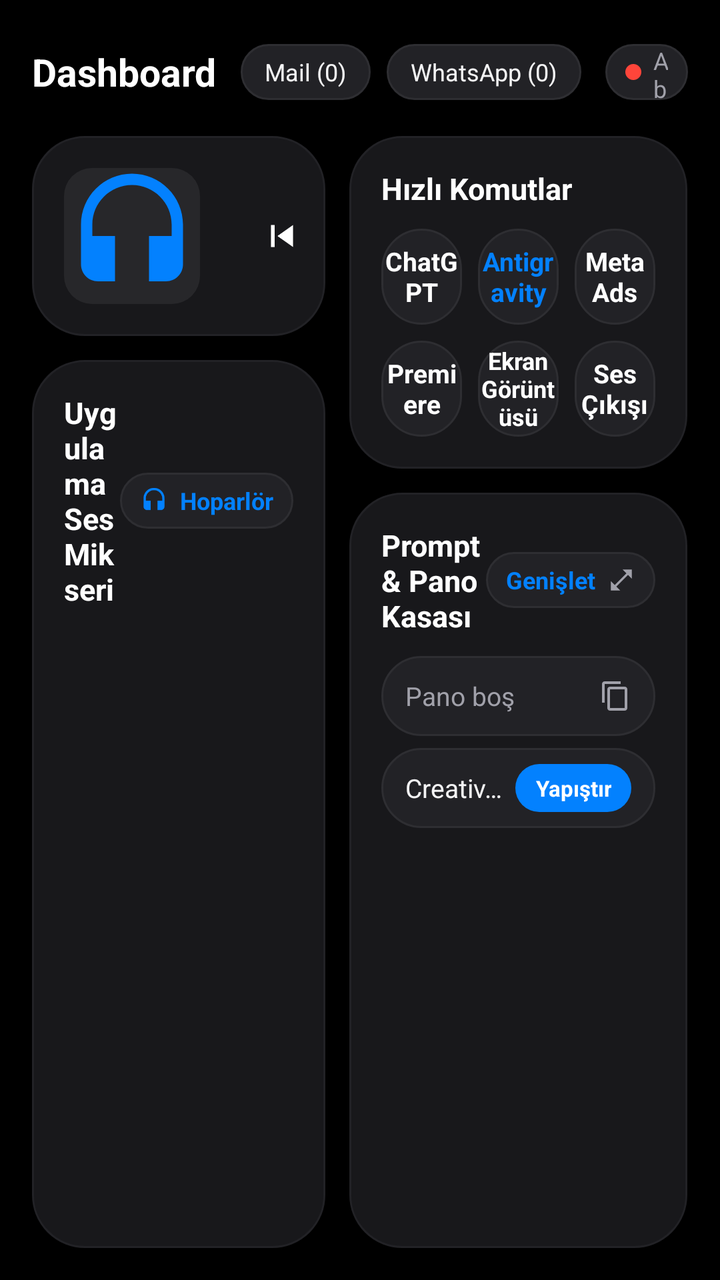
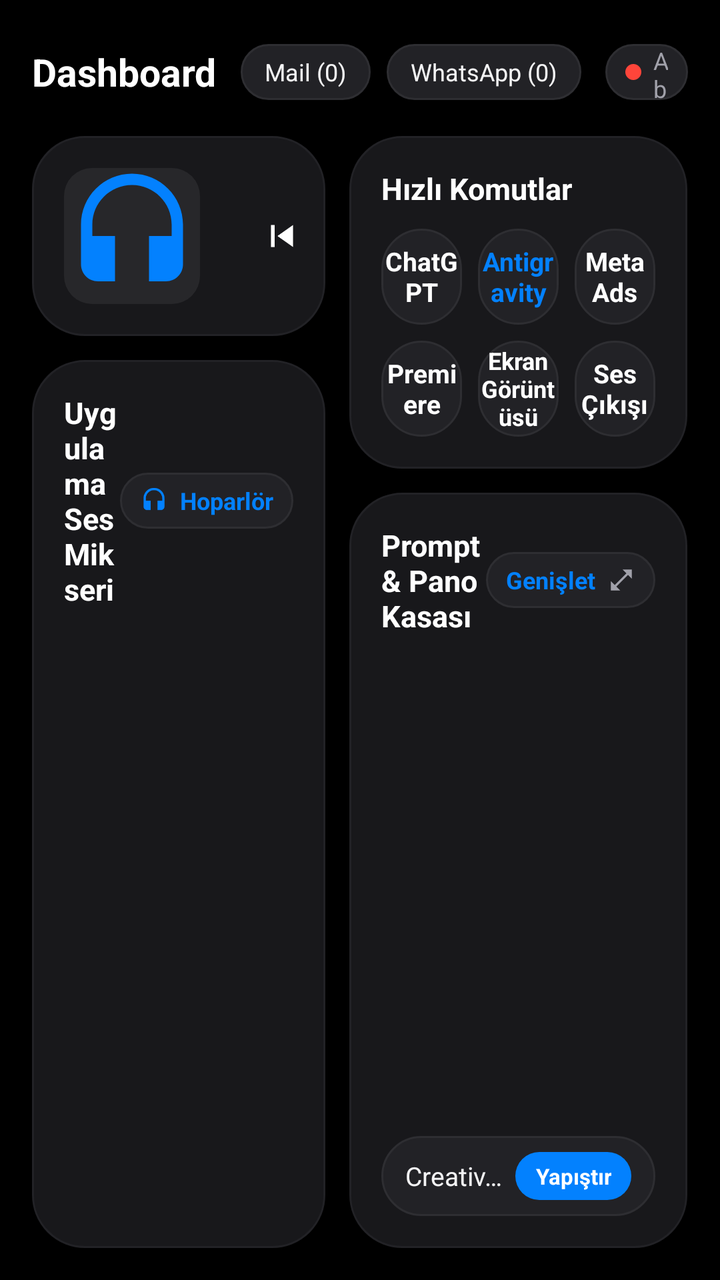

Two renders of the same Android screen: before a commit and after it. Below are the layout's source before the change and the commit's diff.
<!-- AndroidManifest.xml: application theme Theme.DockPad.OneUI7 -->
<!-- res/layout/screen_dashboard.xml -->
<?xml version="1.0" encoding="utf-8"?>
<LinearLayout xmlns:android="http://schemas.android.com/apk/res/android"
    android:id="@+id/dashboardRoot"
    android:layout_width="match_parent"
    android:layout_height="match_parent"
    android:background="@color/bg_black"
    android:orientation="vertical"
    android:padding="16dp">

    
    <LinearLayout
        android:layout_width="match_parent"
        android:layout_height="40dp"
        android:gravity="center_vertical"
        android:orientation="horizontal">

        <TextView
            android:layout_width="wrap_content"
            android:layout_height="wrap_content"
            android:layout_marginEnd="12dp"
            android:text="@string/dashboard_title"
            android:textColor="@color/text_primary"
            android:textSize="19sp"
            android:textStyle="bold" />

        <TextView
            android:id="@+id/pillDashMail"
            android:layout_width="wrap_content"
            android:layout_height="28dp"
            android:layout_marginEnd="8dp"
            android:background="@drawable/bg_pill_dark"
            android:gravity="center"
            android:paddingHorizontal="12dp"
            android:text="Mail (0)"
            android:textColor="@color/text_primary_soft"
            android:textSize="12sp" />

        <TextView
            android:id="@+id/pillDashWhatsapp"
            android:layout_width="wrap_content"
            android:layout_height="28dp"
            android:layout_marginEnd="12dp"
            android:background="@drawable/bg_pill_dark"
            android:gravity="center"
            android:paddingHorizontal="12dp"
            android:text="WhatsApp (0)"
            android:textColor="@color/text_primary_soft"
            android:textSize="12sp" />

        
        <LinearLayout
            android:id="@+id/pillDashConnection"
            android:layout_width="wrap_content"
            android:layout_height="28dp"
            android:background="@drawable/bg_pill_dark"
            android:gravity="center_vertical"
            android:orientation="horizontal"
            android:paddingHorizontal="10dp">

            <View
                android:id="@+id/dotDashConnection"
                android:layout_width="8dp"
                android:layout_height="8dp"
                android:layout_marginEnd="6dp"
                android:background="@drawable/dot_red" />

            <TextView
                android:id="@+id/tvDashConnection"
                android:layout_width="wrap_content"
                android:layout_height="wrap_content"
                android:text="Abra A7"
                android:textColor="@color/text_secondary"
                android:textSize="12sp" />
        </LinearLayout>

        <View
            android:layout_width="0dp"
            android:layout_height="1dp"
            android:layout_weight="1" />

        
        <LinearLayout
            android:id="@+id/btnDashTelemetry"
            android:layout_width="wrap_content"
            android:layout_height="30dp"
            android:layout_marginEnd="12dp"
            android:background="@drawable/bg_pill_dark"
            android:gravity="center_vertical"
            android:orientation="horizontal"
            android:paddingHorizontal="12dp">

            <TextView
                android:id="@+id/tvDashCpu"
                android:layout_width="wrap_content"
                android:layout_height="wrap_content"
                android:layout_marginEnd="10dp"
                android:text="CPU 0%"
                android:textColor="@color/samsung_blue"
                android:textSize="12sp"
                android:textStyle="bold" />

            <TextView
                android:id="@+id/tvDashRam"
                android:layout_width="wrap_content"
                android:layout_height="wrap_content"
                android:text="RAM 0%"
                android:textColor="@color/text_primary_soft"
                android:textSize="12sp"
                android:textStyle="bold" />
        </LinearLayout>

        <TextView
            android:id="@+id/tvDashClock"
            android:layout_width="wrap_content"
            android:layout_height="wrap_content"
            android:layout_marginEnd="12dp"
            android:text="01:48"
            android:textColor="@color/text_primary"
            android:textSize="15sp"
            android:textStyle="bold" />

        <ImageView
            android:id="@+id/btnDashStandby"
            android:layout_width="28dp"
            android:layout_height="28dp"
            android:layout_marginEnd="6dp"
            android:padding="4dp"
            android:src="@drawable/ic_clock" />

        <ImageView
            android:id="@+id/btnDashSettings"
            android:layout_width="28dp"
            android:layout_height="28dp"
            android:padding="4dp"
            android:src="@drawable/ic_settings" />
    </LinearLayout>

    
    <LinearLayout
        android:layout_width="match_parent"
        android:layout_height="0dp"
        android:layout_marginTop="12dp"
        android:layout_weight="1"
        android:orientation="horizontal">

        
        <LinearLayout
            android:layout_width="0dp"
            android:layout_height="match_parent"
            android:layout_marginEnd="12dp"
            android:layout_weight="1"
            android:orientation="vertical">

            
            <LinearLayout
                android:layout_width="match_parent"
                android:layout_height="wrap_content"
                android:layout_marginBottom="12dp"
                android:background="@drawable/bg_card_primary"
                android:gravity="center_vertical"
                android:orientation="horizontal"
                android:padding="16dp">

                <ImageView
                    android:id="@+id/ivDashAlbumArt"
                    android:layout_width="68dp"
                    android:layout_height="68dp"
                    android:background="@drawable/bg_album_placeholder"
                    android:scaleType="centerCrop"
                    android:src="@drawable/ic_headphones" />

                <LinearLayout
                    android:layout_width="0dp"
                    android:layout_height="wrap_content"
                    android:layout_marginStart="14dp"
                    android:layout_marginEnd="8dp"
                    android:layout_weight="1"
                    android:orientation="vertical">

                    <TextView
                        android:id="@+id/tvDashMediaTitle"
                        android:layout_width="wrap_content"
                        android:layout_height="wrap_content"
                        android:ellipsize="end"
                        android:maxLines="1"
                        android:text="@string/no_media"
                        android:textColor="@color/text_primary"
                        android:textSize="16sp"
                        android:textStyle="bold" />

                    <TextView
                        android:id="@+id/tvDashMediaArtist"
                        android:layout_width="wrap_content"
                        android:layout_height="wrap_content"
                        android:layout_marginTop="2dp"
                        android:ellipsize="end"
                        android:maxLines="1"
                        android:text="Monster Abra A7"
                        android:textColor="@color/text_secondary"
                        android:textSize="13sp" />
                </LinearLayout>

                <ImageView
                    android:id="@+id/btnDashPrev"
                    android:layout_width="38dp"
                    android:layout_height="38dp"
                    android:padding="8dp"
                    android:src="@drawable/ic_prev" />

                <ImageView
                    android:id="@+id/btnDashPlayPause"
                    android:layout_width="44dp"
                    android:layout_height="44dp"
                    android:layout_marginHorizontal="4dp"
                    android:background="@drawable/bg_pill_blue"
                    android:padding="10dp"
                    android:src="@drawable/ic_play" />

                <ImageView
                    android:id="@+id/btnDashNext"
                    android:layout_width="38dp"
                    android:layout_height="38dp"
                    android:padding="8dp"
                    android:src="@drawable/ic_next" />
            </LinearLayout>

            
            <LinearLayout
                android:layout_width="match_parent"
                android:layout_height="0dp"
                android:layout_weight="1"
                android:background="@drawable/bg_card_primary"
                android:orientation="vertical"
                android:padding="16dp">

                <LinearLayout
                    android:layout_width="match_parent"
                    android:layout_height="wrap_content"
                    android:layout_marginBottom="10dp"
                    android:gravity="center_vertical"
                    android:orientation="horizontal">

                    <TextView
                        android:layout_width="0dp"
                        android:layout_height="wrap_content"
                        android:layout_weight="1"
                        android:text="@string/audio_mixer"
                        android:textColor="@color/text_primary"
                        android:textSize="15sp"
                        android:textStyle="bold" />

                    <LinearLayout
                        android:id="@+id/btnDashAudioOutput"
                        android:layout_width="wrap_content"
                        android:layout_height="28dp"
                        android:background="@drawable/bg_pill_dark"
                        android:gravity="center_vertical"
                        android:orientation="horizontal"
                        android:paddingHorizontal="10dp">

                        <ImageView
                            android:layout_width="14dp"
                            android:layout_height="14dp"
                            android:layout_marginEnd="6dp"
                            android:src="@drawable/ic_headphones" />

                        <TextView
                            android:id="@+id/tvDashAudioOutput"
                            android:layout_width="wrap_content"
                            android:layout_height="wrap_content"
                            android:text="Hoparlör"
                            android:textColor="@color/samsung_blue"
                            android:textSize="12sp"
                            android:textStyle="bold" />
                    </LinearLayout>
                </LinearLayout>

                <androidx.recyclerview.widget.RecyclerView
                    android:id="@+id/rvAudioSessions"
                    android:layout_width="match_parent"
                    android:layout_height="0dp"
                    android:layout_weight="1" />
            </LinearLayout>
        </LinearLayout>

        
        <LinearLayout
            android:layout_width="0dp"
            android:layout_height="match_parent"
            android:layout_weight="1.15"
            android:orientation="vertical">

            
            <LinearLayout
                android:layout_width="match_parent"
                android:layout_height="wrap_content"
                android:layout_marginBottom="12dp"
                android:background="@drawable/bg_card_primary"
                android:orientation="vertical"
                android:padding="16dp">

                <TextView
                    android:layout_width="wrap_content"
                    android:layout_height="wrap_content"
                    android:layout_marginBottom="10dp"
                    android:text="@string/quick_commands"
                    android:textColor="@color/text_primary"
                    android:textSize="15sp"
                    android:textStyle="bold" />

                
                <LinearLayout
                    android:layout_width="match_parent"
                    android:layout_height="48dp"
                    android:layout_marginBottom="8dp"
                    android:orientation="horizontal">

                    <TextView
                        android:id="@+id/btnActionCodex"
                        android:layout_width="0dp"
                        android:layout_height="match_parent"
                        android:layout_marginEnd="8dp"
                        android:layout_weight="1"
                        android:background="@drawable/bg_card_secondary"
                        android:gravity="center"
                        android:text="ChatGPT"
                        android:textColor="@color/text_primary"
                        android:textSize="13sp"
                        android:textStyle="bold" />

                    <TextView
                        android:id="@+id/btnActionAntigravity"
                        android:layout_width="0dp"
                        android:layout_height="match_parent"
                        android:layout_marginEnd="8dp"
                        android:layout_weight="1"
                        android:background="@drawable/bg_card_secondary"
                        android:gravity="center"
                        android:text="Antigravity"
                        android:textColor="@color/samsung_blue"
                        android:textSize="13sp"
                        android:textStyle="bold" />

                    <TextView
                        android:id="@+id/btnActionMetaAds"
                        android:layout_width="0dp"
                        android:layout_height="match_parent"
                        android:layout_weight="1"
                        android:background="@drawable/bg_card_secondary"
                        android:gravity="center"
                        android:text="Meta Ads"
                        android:textColor="@color/text_primary"
                        android:textSize="13sp"
                        android:textStyle="bold" />
                </LinearLayout>

                
                <LinearLayout
                    android:layout_width="match_parent"
                    android:layout_height="48dp"
                    android:orientation="horizontal">

                    <TextView
                        android:id="@+id/btnActionPremiere"
                        android:layout_width="0dp"
                        android:layout_height="match_parent"
                        android:layout_marginEnd="8dp"
                        android:layout_weight="1"
                        android:background="@drawable/bg_card_secondary"
                        android:gravity="center"
                        android:text="Premiere"
                        android:textColor="@color/text_primary"
                        android:textSize="13sp"
                        android:textStyle="bold" />

                    <TextView
                        android:id="@+id/btnActionScreenshot"
                        android:layout_width="0dp"
                        android:layout_height="match_parent"
                        android:layout_marginEnd="8dp"
                        android:layout_weight="1"
                        android:background="@drawable/bg_card_secondary"
                        android:gravity="center"
                        android:text="Ekran Görüntüsü"
                        android:textColor="@color/text_primary"
                        android:textSize="12sp"
                        android:textStyle="bold" />

                    <TextView
                        android:id="@+id/btnActionAudioSwitch"
                        android:layout_width="0dp"
                        android:layout_height="match_parent"
                        android:layout_weight="1"
                        android:background="@drawable/bg_card_secondary"
                        android:gravity="center"
                        android:text="Ses Çıkışı"
                        android:textColor="@color/text_primary"
                        android:textSize="13sp"
                        android:textStyle="bold" />
                </LinearLayout>
            </LinearLayout>

            
            <LinearLayout
                android:layout_width="match_parent"
                android:layout_height="0dp"
                android:layout_weight="1"
                android:background="@drawable/bg_card_primary"
                android:orientation="vertical"
                android:padding="16dp">

                <LinearLayout
                    android:layout_width="match_parent"
                    android:layout_height="wrap_content"
                    android:layout_marginBottom="10dp"
                    android:gravity="center_vertical"
                    android:orientation="horizontal">

                    <TextView
                        android:layout_width="0dp"
                        android:layout_height="wrap_content"
                        android:layout_weight="1"
                        android:text="@string/clipboard_prompts_title"
                        android:textColor="@color/text_primary"
                        android:textSize="15sp"
                        android:textStyle="bold" />

                    <LinearLayout
                        android:id="@+id/btnDashExpandVault"
                        android:layout_width="wrap_content"
                        android:layout_height="28dp"
                        android:background="@drawable/bg_pill_dark"
                        android:gravity="center_vertical"
                        android:orientation="horizontal"
                        android:paddingHorizontal="10dp">

                        <TextView
                            android:layout_width="wrap_content"
                            android:layout_height="wrap_content"
                            android:layout_marginEnd="6dp"
                            android:text="@string/expand"
                            android:textColor="@color/samsung_blue"
                            android:textSize="12sp"
                            android:textStyle="bold" />

                        <ImageView
                            android:layout_width="14dp"
                            android:layout_height="14dp"
                            android:src="@drawable/ic_expand" />
                    </LinearLayout>
                </LinearLayout>

                
                <LinearLayout
                    android:id="@+id/containerDashPreviewItems"
                    android:layout_width="match_parent"
                    android:layout_height="0dp"
                    android:layout_weight="1"
                    android:orientation="vertical">

                    <LinearLayout
                        android:id="@+id/rowDashClip1"
                        android:layout_width="match_parent"
                        android:layout_height="40dp"
                        android:layout_marginBottom="6dp"
                        android:background="@drawable/bg_card_secondary"
                        android:gravity="center_vertical"
                        android:orientation="horizontal"
                        android:paddingHorizontal="12dp">

                        <TextView
                            android:id="@+id/tvDashClip1"
                            android:layout_width="0dp"
                            android:layout_height="wrap_content"
                            android:layout_weight="1"
                            android:ellipsize="end"
                            android:maxLines="1"
                            android:text="Pano boş"
                            android:textColor="@color/text_secondary"
                            android:textSize="13sp" />

                        <ImageView
                            android:layout_width="16dp"
                            android:layout_height="16dp"
                            android:src="@drawable/ic_copy" />
                    </LinearLayout>

                    <LinearLayout
                        android:id="@+id/rowDashPrompt1"
                        android:layout_width="match_parent"
                        android:layout_height="40dp"
                        android:background="@drawable/bg_card_secondary"
                        android:gravity="center_vertical"
                        android:orientation="horizontal"
                        android:paddingHorizontal="12dp">

                        <TextView
                            android:id="@+id/tvDashPrompt1"
                            android:layout_width="0dp"
                            android:layout_height="wrap_content"
                            android:layout_weight="1"
                            android:ellipsize="end"
                            android:maxLines="1"
                            android:text="Creative Writing v2"
                            android:textColor="@color/text_primary_soft"
                            android:textSize="13sp" />

                        <TextView
                            android:layout_width="wrap_content"
                            android:layout_height="24dp"
                            android:background="@drawable/bg_pill_blue"
                            android:gravity="center"
                            android:paddingHorizontal="10dp"
                            android:text="@string/paste"
                            android:textColor="@color/text_primary"
                            android:textSize="11sp"
                            android:textStyle="bold" />
                    </LinearLayout>
                </LinearLayout>
            </LinearLayout>
        </LinearLayout>
    </LinearLayout>
</LinearLayout>
<!-- resources referenced by this layout -->
<resources>
  <color name="bg_black">#000000</color>
  <color name="samsung_blue">#0381FE</color>
  <color name="text_primary">#FFFFFF</color>
  <color name="text_primary_soft">#F4F4F5</color>
  <color name="text_secondary">#A1A1AA</color>
  <!-- drawable bg_album_placeholder (drawable) -->
  <?xml version="1.0" encoding="utf-8"?>
  <shape xmlns:android="http://schemas.android.com/apk/res/android"
      android:shape="rectangle">
      <solid android:color="@color/surface_tertiary" />
      <corners android:radius="14dp" />
  </shape>
  <!-- drawable bg_card_primary (drawable) -->
  <?xml version="1.0" encoding="utf-8"?>
  <shape xmlns:android="http://schemas.android.com/apk/res/android"
      android:shape="rectangle">
      <solid android:color="@color/surface_card" />
      <corners android:radius="26dp" />
      <stroke
          android:width="1dp"
          android:color="#222226" />
  </shape>
  <!-- drawable bg_pill_blue (drawable) -->
  <?xml version="1.0" encoding="utf-8"?>
  <shape xmlns:android="http://schemas.android.com/apk/res/android"
      android:shape="rectangle">
      <solid android:color="@color/samsung_blue" />
      <corners android:radius="100dp" />
  </shape>
  <!-- drawable bg_pill_dark (drawable) -->
  <?xml version="1.0" encoding="utf-8"?>
  <shape xmlns:android="http://schemas.android.com/apk/res/android"
      android:shape="rectangle">
      <solid android:color="@color/surface_secondary" />
      <corners android:radius="100dp" />
      <stroke
          android:width="1dp"
          android:color="@color/surface_border" />
  </shape>
  <!-- drawable dot_red (drawable) -->
  <?xml version="1.0" encoding="utf-8"?>
  <shape xmlns:android="http://schemas.android.com/apk/res/android"
      android:shape="oval">
      <solid android:color="@color/alert_red" />
      <size
          android:width="8dp"
          android:height="8dp" />
  </shape>
  <!-- drawable ic_copy (drawable) -->
  <vector xmlns:android="http://schemas.android.com/apk/res/android"
      android:width="24dp"
      android:height="24dp"
      android:viewportWidth="24"
      android:viewportHeight="24">
      <path
          android:fillColor="#A1A1AA"
          android:pathData="M16,1H4C2.9,1 2,1.9 2,3v14h2V3h12V1zM19,5H8C6.9,5 6,5.9 6,7v14c0,1.1 0.9,2 2,2h11c1.1,0 2,-0.9 2,-2V7C21,5.9 20.1,5 19,5zM19,21H8V7h11V21z" />
  </vector>
  <!-- drawable ic_next (drawable) -->
  <vector xmlns:android="http://schemas.android.com/apk/res/android"
      android:width="24dp"
      android:height="24dp"
      android:viewportWidth="24"
      android:viewportHeight="24">
      <path
          android:fillColor="#FFFFFF"
          android:pathData="M6,18l8.5,-6L6,6V18zM16,6v12h2V6H16z" />
  </vector>
  <!-- drawable ic_play (drawable) -->
  <vector xmlns:android="http://schemas.android.com/apk/res/android"
      android:width="24dp"
      android:height="24dp"
      android:viewportWidth="24"
      android:viewportHeight="24">
      <path
          android:fillColor="#FFFFFF"
          android:pathData="M8,5v14l11,-7z" />
  </vector>
  <!-- drawable ic_prev (drawable) -->
  <vector xmlns:android="http://schemas.android.com/apk/res/android"
      android:width="24dp"
      android:height="24dp"
      android:viewportWidth="24"
      android:viewportHeight="24">
      <path
          android:fillColor="#FFFFFF"
          android:pathData="M6,6h2v12H6V6zM9.5,12l8.5,6V6L9.5,12z" />
  </vector>
  <string name="audio_mixer">Uygulama Ses Mikseri</string>
  <string name="clipboard_prompts_title">Prompt &amp; Pano Kasası</string>
  <string name="dashboard_title">Dashboard</string>
  <string name="expand">Genişlet</string>
  <string name="no_media">Medya Oynatılmıyor</string>
  <string name="paste">Yapıştır</string>
  <string name="quick_commands">Hızlı Komutlar</string>
  <color name="surface_tertiary">#27272A</color>
  <color name="surface_card">#18181B</color>
  <color name="surface_secondary">#222226</color>
  <color name="surface_border">#2E2E32</color>
  <color name="alert_red">#FF453A</color>
  <!-- unchanged entries left out for length: 6 -->
</resources>

<!-- the commit's change to res/layout/screen_dashboard.xml (unified diff, before → after) -->
@@ -458,32 +458,12 @@
                     android:layout_weight="1"
                     android:orientation="vertical">
 
-                    <LinearLayout
-                        android:id="@+id/rowDashClip1"
+                    <androidx.recyclerview.widget.RecyclerView
+                        android:id="@+id/rvDashClipboard"
                         android:layout_width="match_parent"
-                        android:layout_height="40dp"
+                        android:layout_height="0dp"
                         android:layout_marginBottom="6dp"
-                        android:background="@drawable/bg_card_secondary"
-                        android:gravity="center_vertical"
-                        android:orientation="horizontal"
-                        android:paddingHorizontal="12dp">
-
-                        <TextView
-                            android:id="@+id/tvDashClip1"
-                            android:layout_width="0dp"
-                            android:layout_height="wrap_content"
-                            android:layout_weight="1"
-                            android:ellipsize="end"
-                            android:maxLines="1"
-                            android:text="Pano boş"
-                            android:textColor="@color/text_secondary"
-                            android:textSize="13sp" />
-
-                        <ImageView
-                            android:layout_width="16dp"
-                            android:layout_height="16dp"
-                            android:src="@drawable/ic_copy" />
-                    </LinearLayout>
+                        android:layout_weight="1" />
 
                     <LinearLayout
                         android:id="@+id/rowDashPrompt1"
<!-- resource entries referenced after the edit -->
@@ -48,16 +48,6 @@
           android:width="8dp"
           android:height="8dp" />
   </shape>
-  <!-- drawable ic_copy (drawable) -->
-  <vector xmlns:android="http://schemas.android.com/apk/res/android"
-      android:width="24dp"
-      android:height="24dp"
-      android:viewportWidth="24"
-      android:viewportHeight="24">
-      <path
-          android:fillColor="#A1A1AA"
-          android:pathData="M16,1H4C2.9,1 2,1.9 2,3v14h2V3h12V1zM19,5H8C6.9,5 6,5.9 6,7v14c0,1.1 0.9,2 2,2h11c1.1,0 2,-0.9 2,-2V7C21,5.9 20.1,5 19,5zM19,21H8V7h11V21z" />
-  </vector>
   <!-- drawable ic_next (drawable) -->
   <vector xmlns:android="http://schemas.android.com/apk/res/android"
       android:width="24dp"
